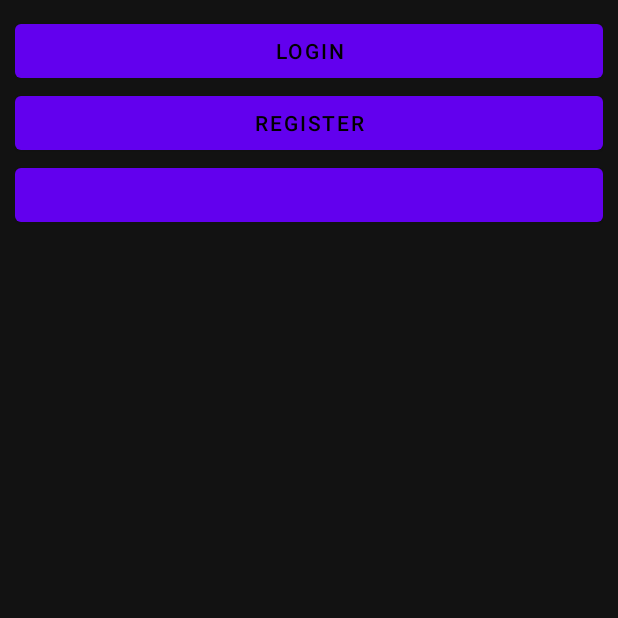
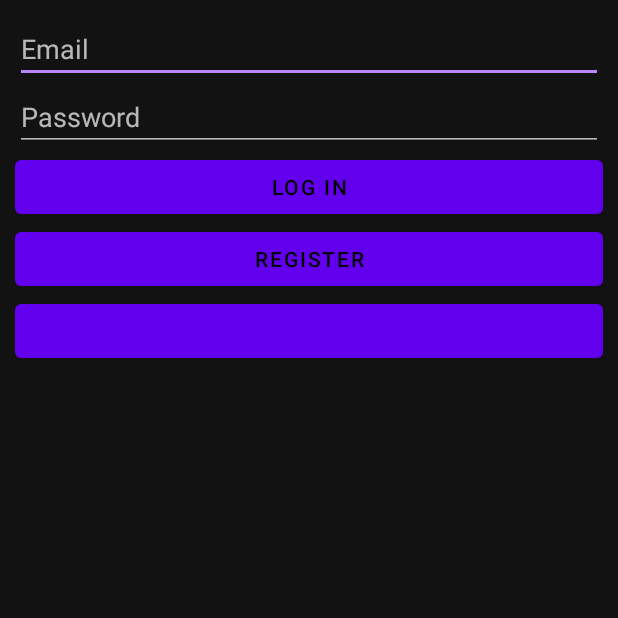
Before and after one commit to CatalinBrz98/AquaSounds, an Android app: the screen it shows after launch (LoginActivity), on a phone screen of 412 x 824 dp, the top half of it. Run offline under Robolectric (Android 15) with nearby library versions, the phone set to English and light mode, and no system bars; our stand-ins replace Firebase (no records; nobody signed in at launch, a user with empty details on screens opened directly); libraries missing offline, so code that uses them is left out: com.facebook, com.facebook.login; plain views replace LoginButton; 4 statements that could not run were skipped.

Commit message:
Login (With Email and Password)

```diff
--- a/app/src/main/java/com/music/aquasounds/MusicListActivity.java
+++ b/app/src/main/java/com/music/aquasounds/MusicListActivity.java
@@ -10,22 +10,17 @@ import android.view.View;
 import android.widget.ImageButton;
 import android.widget.SeekBar;
 import android.widget.TextView;
-
 import androidx.annotation.NonNull;
 import androidx.appcompat.app.AppCompatActivity;
 import androidx.appcompat.app.AppCompatDelegate;
 import androidx.recyclerview.widget.LinearLayoutManager;
 import androidx.recyclerview.widget.RecyclerView;
-
 import com.facebook.login.LoginManager;
 import com.google.firebase.auth.FirebaseAuth;
 import com.google.firebase.auth.FirebaseUser;
 import com.music.aquasounds.adapters.MusicRecyclerViewAdapter;
 import com.music.aquasounds.viewmodels.MusicListViewModel;
 import com.music.aquasounds.viewmodels.MusicViewModel;
-
-import org.w3c.dom.Text;
-
 import java.util.Objects;
 
 public class MusicListActivity extends AppCompatActivity implements MusicRecyclerViewAdapter.OnMusicClickListener {
@@ -70,6 +65,7 @@ public class MusicListActivity extends AppCompatActivity implements MusicRecycle
         AppCompatDelegate.setDefaultNightMode(AppCompatDelegate.MODE_NIGHT_YES);
         setContentView(R.layout.activity_music_list);
         mediaPlayer = new MediaPlayer();
+        mediaPlayer.setOnCompletionListener(mediaPlayer -> nextMusic());
         findViewById(R.id.previousButton).setOnClickListener(view -> previousMusic());
         ImageButton imageButton = findViewById(R.id.pauseButton);
         imageButton.setOnClickListener(view -> pauseMusic(imageButton));
--- a/app/src/main/res/layout/activity_login.xml
+++ b/app/src/main/res/layout/activity_login.xml
@@ -4,6 +4,20 @@
     android:layout_height="match_parent" android:padding="10dp">
 
 
+    <EditText
+        android:id="@+id/emailInput"
+        android:layout_width="match_parent"
+        android:layout_height="wrap_content"
+        android:inputType="textEmailAddress"
+        android:autofillHints="Email"
+        android:hint="@string/email_hint"/>
+    <EditText
+        android:id="@+id/passwordInput"
+        android:layout_width="match_parent"
+        android:layout_height="wrap_content"
+        android:inputType="textWebPassword"
+        android:autofillHints="Password"
+        android:hint="@string/password_hint"/>
     <Button
         android:id="@+id/loginButton"
         android:layout_width="match_parent"
--- a/app/src/main/res/values/strings.xml
+++ b/app/src/main/res/values/strings.xml
@@ -2,7 +2,9 @@
     <string name="app_name">Aqua Sounds</string>
     <string name="facebook_app_id">211985393627425</string>
     <string name="fb_login_protocol_scheme">fb211985393627425</string>
-    <string name="log_out">LOG OUT</string>
-    <string name="login">LOGIN</string>
-    <string name="register">register</string>
+    <string name="log_out">Log out</string>
+    <string name="login">Log in</string>
+    <string name="email_hint">Email</string>
+    <string name="password_hint">Password</string>
+    <string name="register">Register</string>
 </resources>
```
Also changed, not shown: app/src/main/java/com/music/aquasounds/LoginActivity.java (+51 -3 lines).
